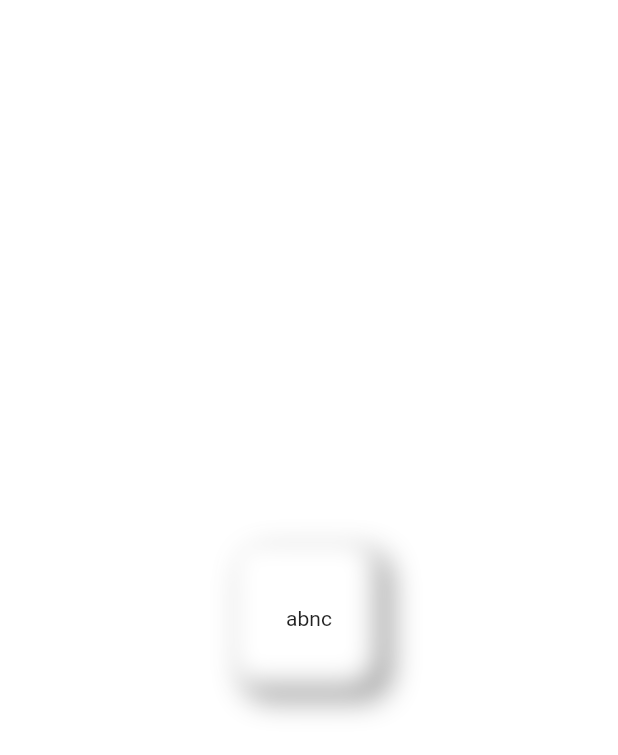
After one commit to navneetprajapati26/flutter_revision, a Flutter app: the Tast screen opened directly, on a phone screen of 412 x 824 dp. The commit adds this screen. Shown: the top 755 px of the screen. Run offline on Flutter 3.47's test engine with Material 2 defaults, Android fonts, the phone set to English and light mode, and no system bars; our stand-ins replace sqflite; accounts and stored records are empty.

Commit message:
till 14/12/22

```diff
--- /dev/null
+++ b/lib/for_package/nemofomic.dart
@@ -0,0 +1,38 @@
+import 'package:flutter/material.dart';
+
+class NeuBox extends StatelessWidget {
+  final child;
+  double height;
+  double width;
+  NeuBox({Key? key,required this.height, required this.width, required this.child}) : super(key: key);
+
+  @override
+  Widget build(BuildContext context) {
+    return Container(
+      height: height,
+      width: width,
+      padding: EdgeInsets.all(8),
+      child: Center(child: child,),
+      decoration: BoxDecoration(
+        //color: Colors.grey[300],
+        color: Color(0xD1D9E6),
+        borderRadius: BorderRadius.circular(20),
+        boxShadow: [
+          //bottom right
+          BoxShadow(
+            color: Colors.grey.shade500,
+            blurRadius: 15,
+            offset: Offset(5,5),
+          ),
+
+          //top left
+          BoxShadow(
+            color: Colors.white,
+            blurRadius: 15,
+            offset: Offset(-5,-5),
+          ),
+        ],
+      ),
+    );
+  }
+}
--- /dev/null
+++ b/lib/for_package/test.dart
@@ -0,0 +1,25 @@
+import 'package:flutter/material.dart';
+import 'package:flutter_rivesion/for_package/nemofomic.dart';
+
+class Tast extends StatelessWidget {
+  const Tast({Key? key}) : super(key: key);
+
+  @override
+  Widget build(BuildContext context) {
+    return Scaffold(
+      backgroundColor: Colors.white,
+      body: Center(
+        child: Container(
+          child: NeuBox(
+              height: 100,
+              width: 100,
+              child: Container(
+                height: 100,
+                  width: 100,
+                  alignment: Alignment.center,
+                  child: Text("abnc"))),
+        ),
+      ),
+    );
+  }
+}
--- a/lib/main.dart
+++ b/lib/main.dart
@@ -1,7 +1,10 @@
 import 'package:flutter/material.dart';
 import 'package:flutter/services.dart';
+import 'package:flutter_rivesion/sqlit_tut/sql_home.dart';
 
 import 'package:flutter_rivesion/till_6_12_22/login.dart';
+
+import 'for_package/test.dart';
 
 void main() {
   SystemChrome.setSystemUIOverlayStyle(
@@ -21,7 +24,7 @@ class MyApp extends StatelessWidget {
         primarySwatch: Colors.grey,
       ),
       debugShowCheckedModeBanner: false,
-      home: LoginPage(),
+      home: SQLhome(),
     );
   }
 }
--- a/pubspec.yaml
+++ b/pubspec.yaml
@@ -34,6 +34,8 @@ dependencies:
   # The following adds the Cupertino Icons font to your application.
   # Use with the CupertinoIcons class for iOS style icons.
   cupertino_icons: ^1.0.2
+  sqflite: ^2.2.2
+  path_provider: ^2.0.11
 
 dev_dependencies:
   flutter_test:
```
Also changed, not shown: lib/sqlit_tut/db_handeler.dart (added, +63 -0 lines), lib/sqlit_tut/model.dart (added, +33 -0 lines), lib/sqlit_tut/sql_home.dart (added, +106 -0 lines), pubspec.lock.
